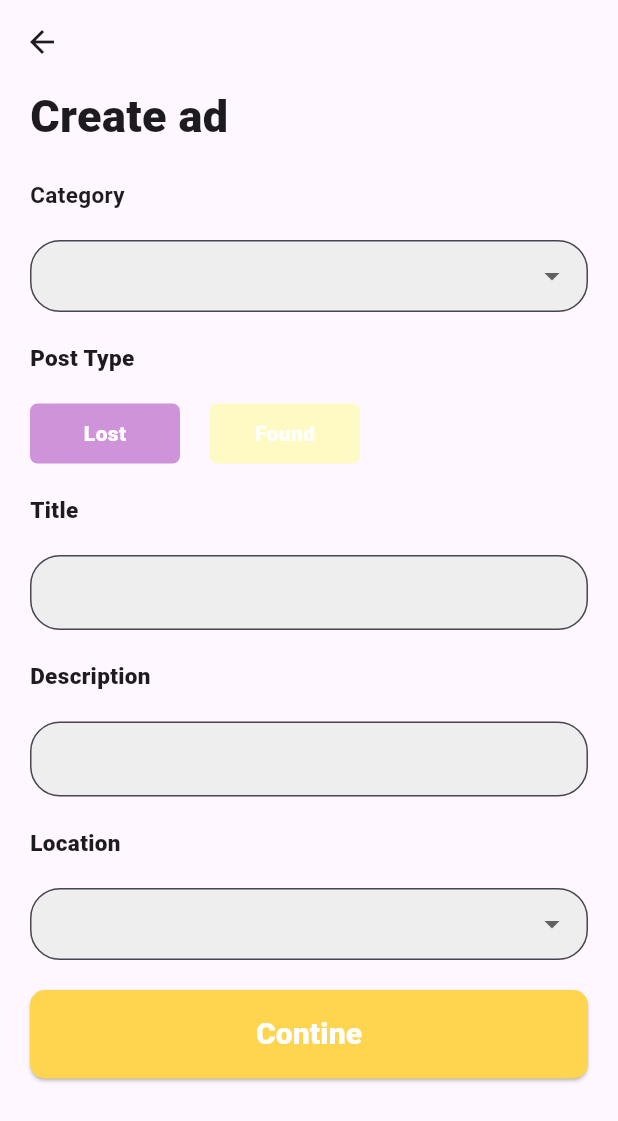
After one commit to ChrisKamanzi/lost-and-found, a Flutter app: the homepage screen opened by its route, after a tap on "Create an advert", on a phone screen of 412 x 824 dp. The commit adds this screen. Shown: the top 1121 px of the screen. Run offline on Flutter 3.47's test engine with Material 3 defaults, Android fonts, the light colour scheme and no system bars; our stand-ins replace go_router, google_fonts, riverpod; Roboto replaces fonts that are missing (Brawler).

Commit message:
added dropdown for category andf location in create ad ui

```diff
--- /dev/null
+++ b/lib/create_Ad/create_ad_reg.dart
@@ -0,0 +1,215 @@
+import 'package:flutter/material.dart';
+import 'package:google_fonts/google_fonts.dart';
+import 'package:lost_and_found/widgets/elevated_button.dart';
+import 'package:lost_and_found/widgets/text_field.dart';
+import 'package:riverpod/riverpod.dart';
+
+class create_ad_reg extends StatefulWidget {
+  const create_ad_reg({super.key});
+
+  @override
+  State<create_ad_reg> createState() => _create_ad_regState();
+}
+
+class _create_ad_regState extends State<create_ad_reg> {
+  @override
+  Widget build(BuildContext context) {
+    String? selectedCategory;
+    String? selectedLocation;
+
+    final List<String> category = ['Mobile', 'Laptop', 'Documents'];
+
+    return Scaffold(appBar: AppBar(
+    ),
+      body: SingleChildScrollView(
+        child: Padding(
+          padding: const EdgeInsets.only( left: 20, right: 20),
+          child: Column(
+            crossAxisAlignment: CrossAxisAlignment.start,
+            children: [
+              Text(
+                'Create ad',
+                style: GoogleFonts.brawler(
+                  textStyle: TextStyle(fontSize: 30, fontWeight: FontWeight.w800),
+                ),
+              ),
+              SizedBox(height: 20),
+              Text(
+                'Category',
+                style: GoogleFonts.brawler(
+                  textStyle: TextStyle(fontWeight: FontWeight.w600, fontSize: 15),
+                ),
+              ),
+              SizedBox(height: 20),
+              Container(
+                decoration: BoxDecoration(
+                  borderRadius: BorderRadius.circular(10),
+                  boxShadow: [
+                    BoxShadow(
+                      color: Colors.transparent,
+                      spreadRadius: 1,
+                      blurRadius: 6,
+                      offset: Offset(0, 2),
+                    ),
+                  ],
+                ),
+                child: DropdownButtonFormField<String>(
+                  value: selectedCategory,
+                  items: ['Mobile', 'Laptop', 'Documents'].map((String category) {
+                    return DropdownMenuItem<String>(
+                      value: category,
+                      child: Text(
+                        category,
+                        style: TextStyle(
+                          fontWeight: FontWeight.w400,
+                          fontSize: 20,
+                          color: Colors.black,
+                        ),
+                      ),
+                    );
+                  }).toList(),
+                  onChanged: (value) {
+                    selectedCategory = value;
+                  },
+                  decoration: InputDecoration(
+                    filled: true,
+                    fillColor: Colors.grey.shade200,
+                    contentPadding: EdgeInsets.symmetric(vertical: 10, horizontal: 12),
+                    border: OutlineInputBorder(
+                      borderRadius: BorderRadius.circular(20),
+                    ),
+                  ),
+                  icon: Icon(Icons.arrow_drop_down),
+                  dropdownColor: Colors.grey.shade100,
+                ),
+              ),
+              SizedBox(height: 20),
+
+              Text(
+                'Post Type',
+                style: GoogleFonts.brawler(
+                  textStyle: TextStyle(fontSize: 15, fontWeight: FontWeight.w800),
+                ),
+              ),
+              SizedBox(height: 20),
+
+              Row(
+                children: [
+                  Container(
+                    width: 100,
+                    height: 40,
+                    decoration: BoxDecoration(
+                      borderRadius: BorderRadius.circular(5),
+                      color: Colors.purple.shade200,
+                    ),
+                    child: Center(child: Text('Lost',
+                    style: GoogleFonts.brawler(
+                      textStyle: TextStyle(
+                        fontWeight: FontWeight.w800,
+                        color: Colors.white
+                      )
+                    ),)),
+                  ),
+                  SizedBox(width: 20),
+                  Container(
+                    width: 100,
+                    height: 40,
+                    decoration: BoxDecoration(
+                      borderRadius: BorderRadius.circular(5),
+                      color: Colors.yellow.shade100,
+                    ),
+                    child: Center(child: Text('Found',
+                    style: GoogleFonts.brawler(
+                      textStyle: TextStyle(
+                        fontWeight: FontWeight.w800,
+                        color: Colors.white
+                      )
+                    ),)),
+                  ),
+                ],
+              ),
+              SizedBox(height: 20),
+
+              Text(
+                'Title',
+                style: GoogleFonts.brawler(
+                  textStyle: TextStyle(fontSize: 15, fontWeight: FontWeight.w800),
+                ),
+              ),
+              SizedBox(height: 20),
+              textfield(),
+              SizedBox(height: 20),
+              Text(
+                'Description',
+                style: GoogleFonts.brawler(
+                  textStyle: GoogleFonts.brawler(
+                    textStyle: TextStyle(
+                      fontWeight: FontWeight.w800,
+                      fontSize: 15,
+                    ),
+                  ),
+                ),
+              ),
+              SizedBox(height: 20),
+              textfield(),
+              SizedBox(height: 20),
+              Text(
+                'Location',
+                style: GoogleFonts.brawler(
+                  textStyle: TextStyle(
+                    fontSize: 15,
+                    fontWeight: FontWeight.w800,
+                  )
+                ),
+              ),
+              SizedBox(height: 20),
+              Container(
+                decoration: BoxDecoration(
+                  borderRadius: BorderRadius.circular(10),
+                  boxShadow: [
+                    BoxShadow(
+                      color: Colors.transparent,
+                      spreadRadius: 1,
+                      blurRadius: 6,
+                      offset: Offset(0, 2),
+                    ),
+                  ],
+                ),
+                child: DropdownButtonFormField<String>(
+                  value: selectedCategory,
+                  items: ['Lagos', 'Kigali', 'Bujumbura'].map((String category) {
+                    return DropdownMenuItem<String>(
+                      value: category,
+                      child: Text(
+                        category,
+                        style: TextStyle(
+                          fontWeight: FontWeight.w400,
+                          fontSize: 20,
+                          color: Colors.black,
+                        ),
+                      ),
+                    );
+                  }).toList(),
+                  onChanged: (value) {
+                    selectedCategory = value;
+                  },
+                  decoration: InputDecoration(
+                    filled: true,
+                    fillColor: Colors.grey.shade200,
+                    contentPadding: EdgeInsets.symmetric(vertical: 10, horizontal: 12),
+                    border: OutlineInputBorder(
+                      borderRadius: BorderRadius.circular(20),
+                    ),
+                  ),
+                  icon: Icon(Icons.arrow_drop_down),
+                  dropdownColor: Colors.grey.shade100,
+                ),
+              ),              SizedBox(height: 20),
+              button(text: 'Contine', onPressed: () {}),
+            ],
+          ),
+        ),
+      ),
+    );
+  }
+}
--- a/lib/pages/home/home.dart
+++ b/lib/pages/home/home.dart
@@ -1,6 +1,7 @@
 import 'package:flutter/material.dart';
 import 'package:go_router/go_router.dart';
 import 'package:google_fonts/google_fonts.dart';
+import 'package:lost_and_found/create_Ad/create_ad_reg.dart';
 import 'package:lost_and_found/pages/home/lost_found_items.dart';
 
 class homepage extends StatelessWidget {
@@ -43,7 +44,14 @@ class homepage extends StatelessWidget {
                 ),
               ),
               SizedBox(height: 30),
-              Container(
+              GestureDetector(
+                onTap: () {
+                  Navigator.push(
+                    context,
+                    MaterialPageRoute(builder: (context) => create_ad_reg()),
+                  );
+                },
+                child: Container(
                   // color: Colors.purple.shade200,
                   height: 200,
                   width: double.infinity,
@@ -93,10 +101,18 @@ class homepage extends StatelessWidget {
                     ),
                   ),
                 ),
+              ),
 
               SizedBox(height: 30),
 
-              Container(
+              GestureDetector(
+                onTap: () {
+                  Navigator.push(
+                    context,
+                    MaterialPageRoute(builder: (context) => lost_found_items()),
+                  );
+                },
+                child: Container(
                   height: 200,
                   width: double.infinity,
                   decoration: BoxDecoration(
@@ -104,10 +120,6 @@ class homepage extends StatelessWidget {
                     borderRadius: BorderRadius.circular(20),
                   ),
 
-                child: GestureDetector(
-                  onTap:(){
-                    Navigator.push(context, MaterialPageRoute(builder: (context) => lost_found_items()));
-                  },
                   child: Padding(
                     padding: const EdgeInsets.only(top: 30, left: 30),
                     child: Column(
@@ -167,22 +179,20 @@ class homepage extends StatelessWidget {
                 decoration: BoxDecoration(
                   color: Colors.yellow.shade100,
                   borderRadius: BorderRadius.circular(20),
-
                 ),
                 child: Padding(
                   padding: const EdgeInsets.only(left: 30, top: 30),
                   child: Column(
                     crossAxisAlignment: CrossAxisAlignment.start,
                     children: [
-                      Icon(
-                        Icons.manage_search_rounded, size: 60,),
+                      Icon(Icons.manage_search_rounded, size: 60),
                       Text(
                         'Search on map',
                         style: GoogleFonts.brawler(
                           textStyle: TextStyle(
                             fontWeight: FontWeight.w800,
-                            fontSize: 20
-                          )
+                            fontSize: 20,
+                          ),
                         ),
                       ),
                       Text(
@@ -191,7 +201,7 @@ class homepage extends StatelessWidget {
                           textStyle: TextStyle(
                             fontWeight: FontWeight.w200,
                             fontSize: 13,
-                          )
+                          ),
                         ),
                       ),
                       Text(
@@ -200,10 +210,9 @@ class homepage extends StatelessWidget {
                           textStyle: TextStyle(
                             fontWeight: FontWeight.w200,
                             fontSize: 13,
-                          )
                           ),
                         ),
-
+                      ),
                     ],
                   ),
                 ),
--- a/pubspec.yaml
+++ b/pubspec.yaml
@@ -36,6 +36,7 @@ dependencies:
   cupertino_icons: ^1.0.8
   go_router: ^14.8.1
   google_fonts: ^6.2.1
+  riverpod: ^2.0.0
 
 dev_dependencies:
   flutter_test:
```
Also changed, not shown: asset/picture1.jpg (added), lib/providers/dropdown_provider.dart (added), pubspec.lock. Lines whose indentation alone changed are shown as unchanged.
